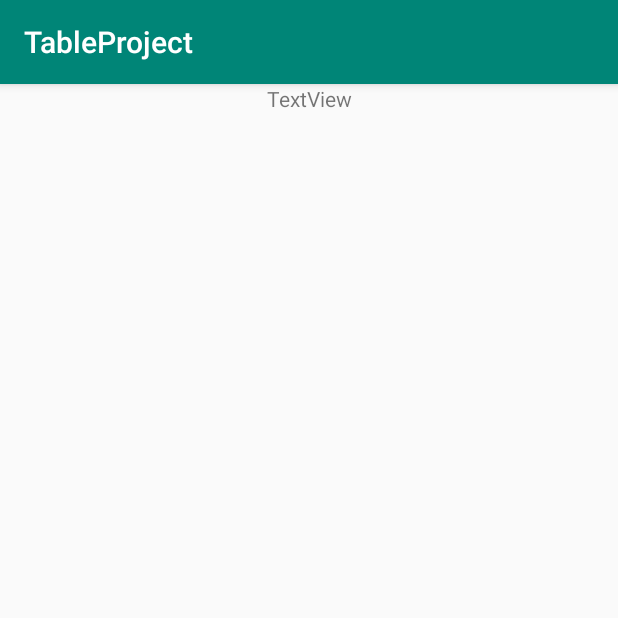
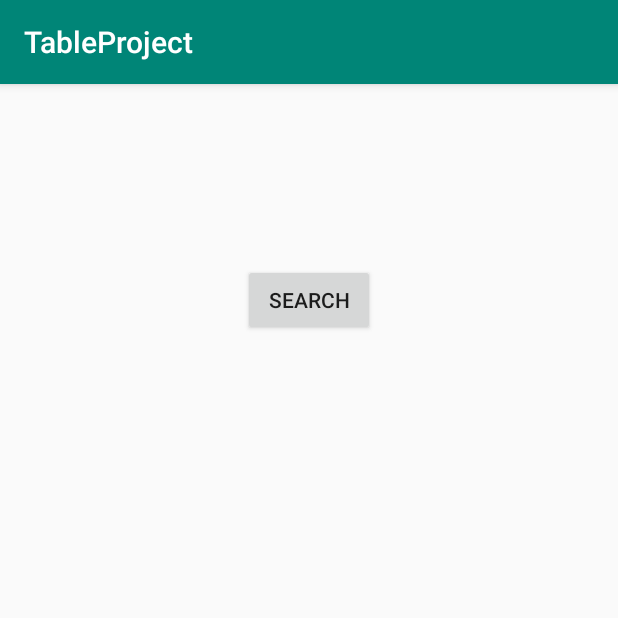
Before and after one commit to pmaino1/Crestographer, an Android app: the screen it shows after launch (MainActivity), on a phone screen of 412 x 824 dp, the top half of it. Run offline under Robolectric (Android 15) with nearby library versions, the light colour scheme and no system bars.

Commit message:
Added second Activity.

```diff
--- a/app/src/main/AndroidManifest.xml
+++ b/app/src/main/AndroidManifest.xml
@@ -2,7 +2,6 @@
 <manifest xmlns:android="http://schemas.android.com/apk/res/android"
     package="com.example.tableproject">
 
-    <uses-permission android:name="android.permission.INTERNET"/>
     <application
         android:allowBackup="true"
         android:icon="@mipmap/ic_launcher"
@@ -14,10 +13,12 @@
         <activity android:name=".MainActivity">
             <intent-filter>
                 <action android:name="android.intent.action.MAIN" />
-
                 <category android:name="android.intent.category.LAUNCHER" />
             </intent-filter>
         </activity>
+        <activity android:name=".DataActivity"></activity>
     </application>
 
+    <uses-permission android:name="android.permission.INTERNET" />
+
 </manifest>
--- a/app/src/main/java/com/example/tableproject/MainActivity.java
+++ b/app/src/main/java/com/example/tableproject/MainActivity.java
@@ -1,67 +1,41 @@
 package com.example.tableproject;
 
 import androidx.appcompat.app.AppCompatActivity;
+import android.content.Intent;
+import android.os.Bundle;
+import android.view.View;
+import android.widget.Button;
 
-import android.content.res.AssetManager;
-import android.os.Bundle;
-import android.util.Log;
-import android.widget.TextView;
-import java.util.List;
-
-import com.google.api.client.extensions.android.http.AndroidHttp;
-import com.google.api.client.http.HttpTransport;
-import com.google.api.client.json.JsonFactory;
-import com.google.api.client.json.jackson2.JacksonFactory;
-import com.google.api.client.util.Value;
-import com.google.api.services.sheets.v4.Sheets;
-import com.google.api.services.sheets.v4.model.ValueRange;
-
-import java.io.IOException;
-import java.util.ArrayList;
 
 
 public class MainActivity extends AppCompatActivity {
 
     //try RecyclerView!!
 
-    TextView testText;
+    Button searchButton;
+
+
 
     @Override
     protected void onCreate(Bundle savedInstanceState) {
+        System.out.println("yeryert");
         super.onCreate(savedInstanceState);
         setContentView(R.layout.activity_main);
 
-        testText = findViewById(R.id.testText);
+        searchButton = findViewById(R.id.searchButton);
+    }
 
-        HttpTransport transport = AndroidHttp.newCompatibleTransport();
-        JsonFactory factory = JacksonFactory.getDefaultInstance();
-        final Sheets sheetsService = new Sheets.Builder(transport, factory, null)
-                .setApplicationName("TableProject")
-                .build();
-        final String spreadsheetId = Config.spreadsheet_id;
+    /*
+    Function that takes parameters entered in this view and sends them to DataActivity to display.
+    Button's onClick attribute is set to this function. Send information over with the intent's
+    'Extra' functionality.
+     */
+    public void search(View view) {
+        //organize data to send over
 
+        Intent dataIntent = new Intent(this, DataActivity.class);
+        // use 'dataIntent.putExtra(<key>,<data>)' to send info in the intent.
+        startActivity(dataIntent);
+    }
 
-        new Thread() {
-            @Override
-            public void run() {
-                try {
-                    String range = "Characters!A1:B2";
-                    ValueRange result = sheetsService.spreadsheets().values()
-                            .get(spreadsheetId, range)
-                            .setKey(Config.google_api_key)
-                            .execute();
-                    int numRows = result.getValues() != null ? result.getValues().size() : 0;
-                    System.out.println("SUCCESS.\n"+ "rows retrived " + numRows);
-
-
-                    for(List row:result.getValues()) {
-                        System.out.println(row.get(0));
-                    }
-                }
-                catch (IOException e) {
-                    System.out.println("Sheets failed" + e.getLocalizedMessage());
-                }
-            }
-        }.start();
-    }
 }
--- a/app/src/main/res/layout/activity_main.xml
+++ b/app/src/main/res/layout/activity_main.xml
@@ -1,58 +1,18 @@
 <?xml version="1.0" encoding="utf-8"?>
 <androidx.constraintlayout.widget.ConstraintLayout xmlns:android="http://schemas.android.com/apk/res/android"
-    xmlns:app="http://schemas.android.com/apk/res-auto"
-    xmlns:tools="http://schemas.android.com/tools"
-    android:layout_width="match_parent"
-    android:layout_height="match_parent"
-    tools:context=".MainActivity">
+xmlns:app="http://schemas.android.com/apk/res-auto"
+xmlns:tools="http://schemas.android.com/tools"
+android:layout_width="match_parent"
+android:layout_height="match_parent"
+tools:context=".MainActivity">
 
-
-
-<!--
-    <ScrollView
-        android:layout_width="fill_parent"
-        android:layout_height="fill_parent"
-        android:layout_weight="1"
-        android:scrollbars="none"
-        app:layout_constraintBottom_toBottomOf="parent"
-        app:layout_constraintEnd_toEndOf="parent"
-        app:layout_constraintStart_toStartOf="parent"
-        app:layout_constraintTop_toTopOf="parent">
-
-        <TableLayout
-            android:id="@+id/tableLayout1"
-            android:layout_width="fill_parent"
-            android:layout_height="wrap_content"
-            android:padding="10dip"
-            app:layout_constraintBottom_toBottomOf="parent"
-            app:layout_constraintEnd_toEndOf="parent"
-            app:layout_constraintStart_toStartOf="parent"
-            app:layout_constraintTop_toTopOf="parent">
-
-
-            <TableRow
-                android:layout_width="wrap_content"
-                android:layout_height="match_parent" />
-
-            <TableRow
-                android:layout_width="wrap_content"
-                android:layout_height="match_parent">
-
-            </TableRow>
-        </TableLayout>
-
-    </ScrollView>-->
-
-
-    <TextView
-        android:id="@+id/testText"
+    <Button
+        android:id="@+id/searchButton"
         android:layout_width="wrap_content"
         android:layout_height="wrap_content"
-        android:layout_marginStart="120dp"
-        android:layout_marginLeft="120dp"
-        android:layout_marginEnd="120dp"
-        android:layout_marginRight="120dp"
-        android:text="TextView"
+        android:layout_marginTop="120dp"
+        android:onClick="search"
+        android:text="Search"
         app:layout_constraintEnd_toEndOf="parent"
         app:layout_constraintStart_toStartOf="parent"
         app:layout_constraintTop_toTopOf="parent" />
```
Also changed, not shown: app/src/main/java/com/example/tableproject/DataActivity.java (added, +66 -0 lines), app/src/main/res/layout/activity_data.xml (added, +22 -0 lines).
